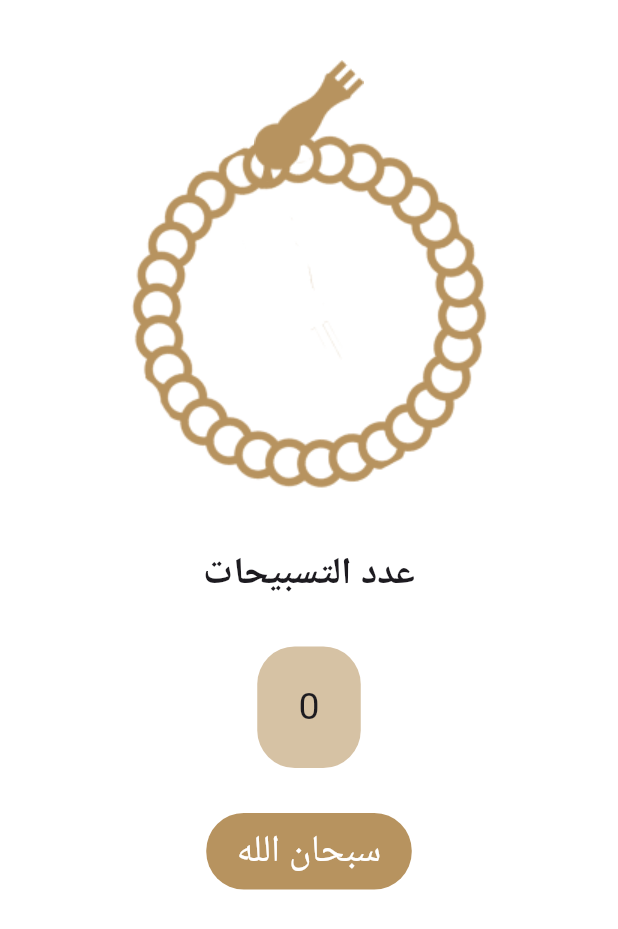
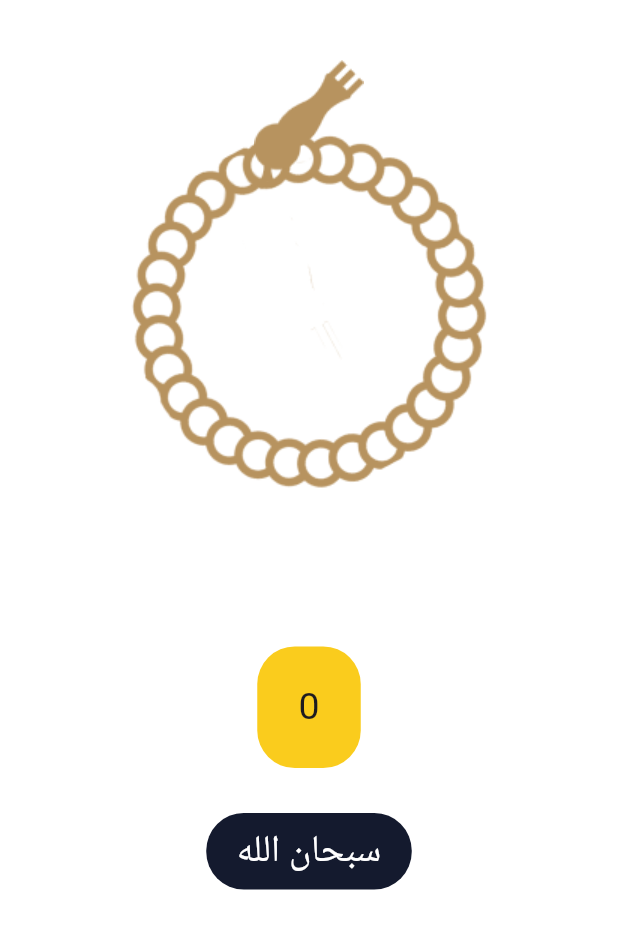
Before and after one commit to GeorgeYoussef27/Islamic-Insight, a Flutter app: the SebhaTab widget shown alone on an empty page, opened directly, on a phone screen of 412 x 824 dp. Shown: the top 929 px of the screen. Run offline on Flutter 3.47's test engine with Material 3 defaults, Android fonts, the phone set to English and light mode, and no system bars; generated files the repository leaves out were written again.

Commit message:
edit color issue

```diff
--- a/lib/Tabs/SebhaTab.dart
+++ b/lib/Tabs/SebhaTab.dart
@@ -56,7 +56,7 @@ class SebhaTabState extends State<SebhaTab> {
         ),
         Text(
           "عدد التسبيحات",
-          style: TextStyle(fontSize: 25, fontWeight: FontWeight.w600),
+          style: TextStyle(fontSize: 25, fontWeight: FontWeight.w600,color: Theme.of(context).colorScheme.onSecondaryContainer),
         ),
         SizedBox(height: 30),
         Stack(
@@ -91,7 +91,7 @@ class SebhaTabState extends State<SebhaTab> {
               child: Text(
                 Azkar[currentZekrIndex],
                 style: TextStyle(
-                    fontSize: 25, fontWeight: FontWeight.w400, color: Colors.white),
+                    fontSize: 25, fontWeight: FontWeight.w400, color: Theme.of(context).colorScheme.onSecondaryContainer),
               )),
         )
       ],
--- a/lib/style/AppStyle.dart
+++ b/lib/style/AppStyle.dart
@@ -1,7 +1,7 @@
 import 'package:flutter/material.dart';
 
 class AppStyle{
-  static bool isDark = false;
+  static bool isDark = true;
   static const Color lightPrimary = Color(0xffB7935F);
   static const Color darkPrimary = Color(0xff141A2E);
   static const Color darkSecondary = Color(0xffFACC1D);
@@ -59,6 +59,7 @@ class AppStyle{
         onPrimary: Colors.white,
         onSecondary: Colors.black,
         onPrimaryContainer: lightPrimary,
+        onSecondaryContainer: Colors.black,
       ),
       useMaterial3: true,
       bottomNavigationBarTheme: BottomNavigationBarThemeData(
@@ -127,7 +128,8 @@ class AppStyle{
         secondary: darkSecondary,
         onPrimary: Colors.white,
         onSecondary: Colors.black,
-        onPrimaryContainer: darkSecondary
+        onPrimaryContainer: darkSecondary,
+        onSecondaryContainer: Colors.white,
       ),
       useMaterial3: true,
       bottomNavigationBarTheme: BottomNavigationBarThemeData(
```
